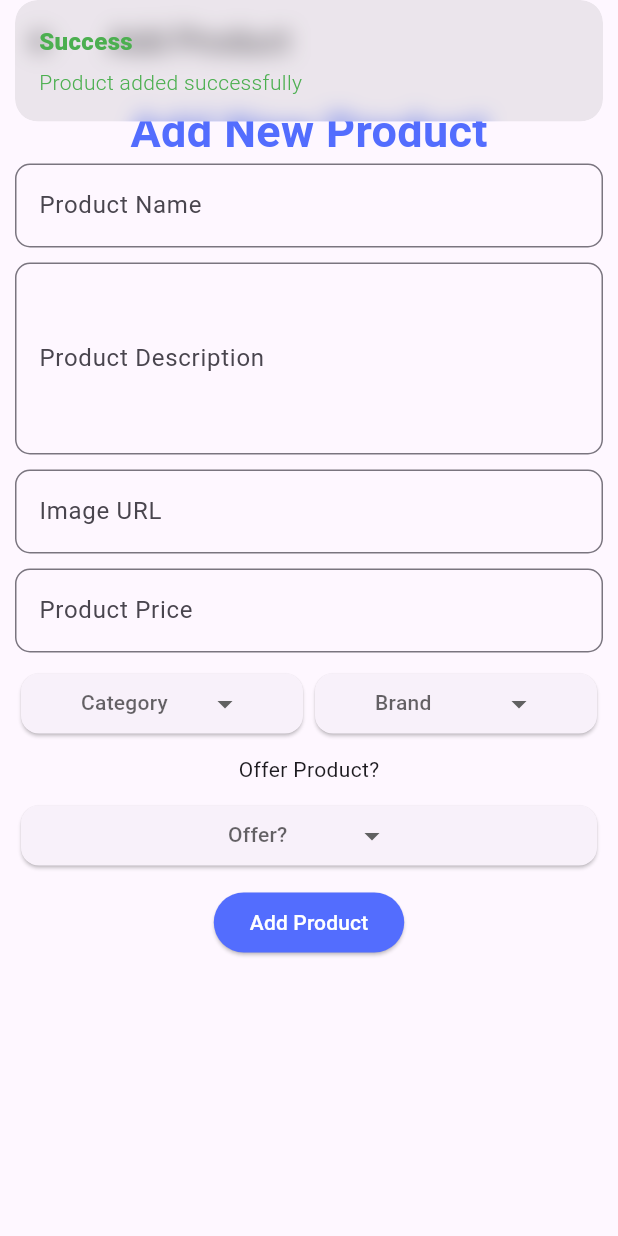
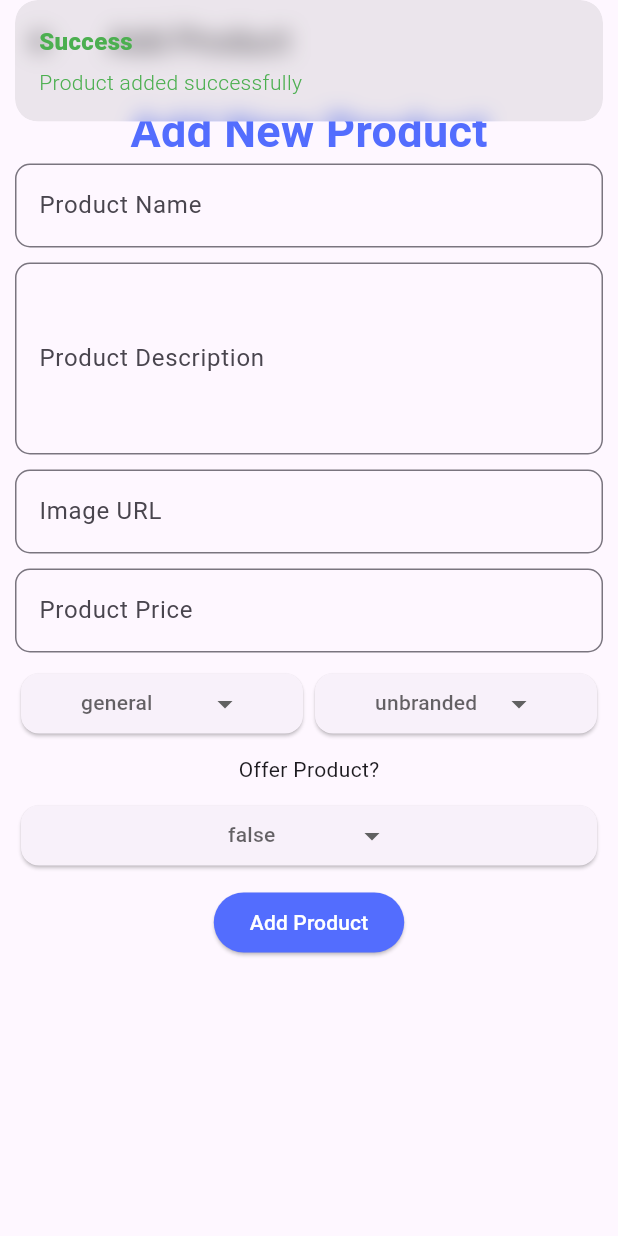
Before and after one commit to Ahmed-Abouzaid/shop_app, a Flutter app: the AddProductPage screen opened directly, after a tap on "Add Product", on a phone screen of 412 x 824 dp. Run offline on Flutter 3.47's test engine with Material 3 defaults, Android fonts, the phone set to English and light mode, and no system bars; drawn by our look-alikes of dropdown_button2; our stand-ins replace cloud_firestore, firebase_core, get; accounts and stored records are empty.

Commit message:
clear product

```diff
--- a/lib/controller/home_controller.dart
+++ b/lib/controller/home_controller.dart
@@ -43,4 +43,11 @@ class HomeController extends GetxController {
       Get.snackbar('Error', e.toString(), colorText: Colors.red);
     }
   }
+
+  setValuesClear() {
+    productNameCtrl.clear();
+    productDescriptionCtrl.clear();
+    productImgCtrl.clear();
+    productPriceCtrl.clear();
+  }
 }
--- a/lib/pages/add_product_page.dart
+++ b/lib/pages/add_product_page.dart
@@ -86,18 +86,20 @@ class AddProductPage extends StatelessWidget {
                   children: [
                     Flexible(
                         child: DropdownBtn(
-                      items: ['Cat1', 'Cat2', 'Cat3'],
-                      selectedItemText: 'Category',
+                      items: ['Boots', 'Shoe', 'T-shirt'],
+                      selectedItemText: ctrl.category,
                       onSelected: (selectedValue) {
                         ctrl.category = selectedValue ?? 'general';
+                        ctrl.update();
                       },
                     )),
                     Flexible(
                         child: DropdownBtn(
-                      items: ['Brand1', 'Brand2', 'Brand3'],
-                      selectedItemText: 'Brand',
+                      items: ['Nike', 'Adidas', 'Puma'],
+                      selectedItemText: ctrl.brand,
                       onSelected: (selectedValue) {
                         ctrl.brand = selectedValue ?? 'unbranded';
+                        ctrl.update();
                       },
                     )),
                   ],
@@ -111,10 +113,11 @@ class AddProductPage extends StatelessWidget {
                 ),
                 DropdownBtn(
                   items: ['true', 'false'],
-                  selectedItemText: 'Offer?',
+                  selectedItemText: ctrl.offer.toString(),
                   onSelected: (selectedValue) {
                     ctrl.offer =
                         bool.tryParse(selectedValue ?? 'false') ?? false;
+                    ctrl.update();
                   },
                 ),
                 const SizedBox(
@@ -125,6 +128,7 @@ class AddProductPage extends StatelessWidget {
                       backgroundColor: Colors.indigoAccent),
                   onPressed: () {
                     ctrl.addProduct();
+                    ctrl.setValuesClear();
                   },
                   child: Text(
                     'Add Product',
```
